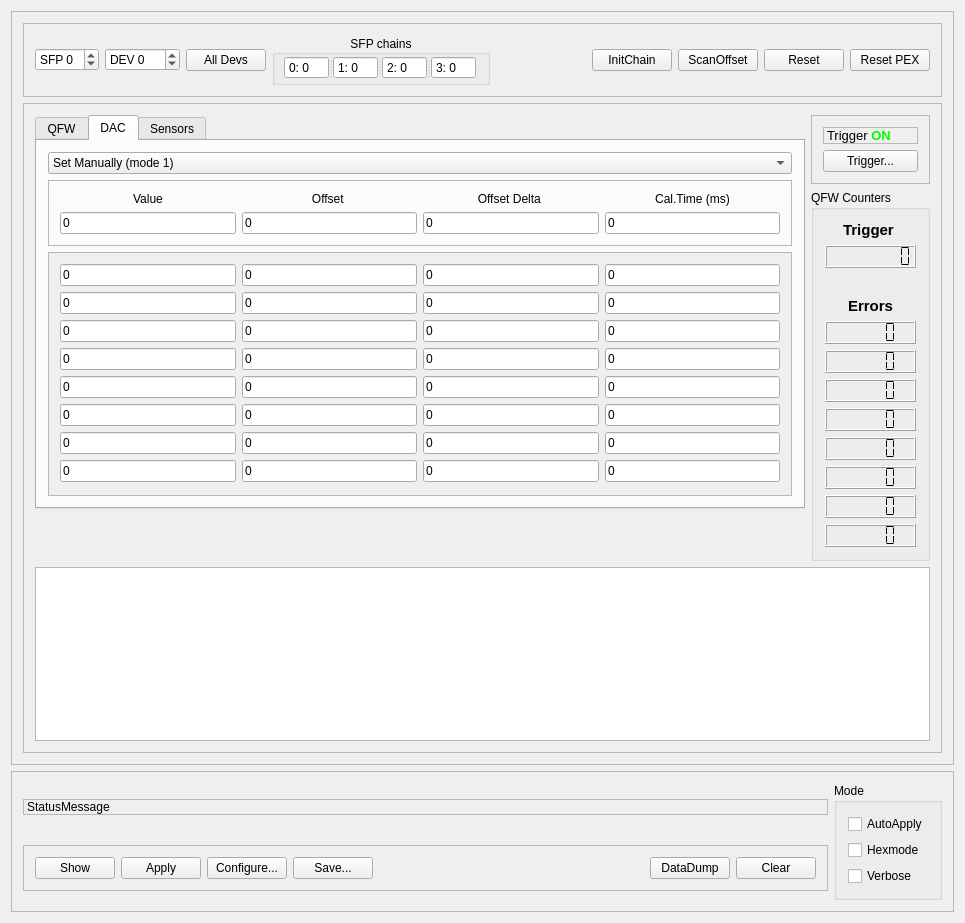
gsi-ee/drivers, file mbspex/gui/qt/poland/PolandGui.ui: the form before one commit.
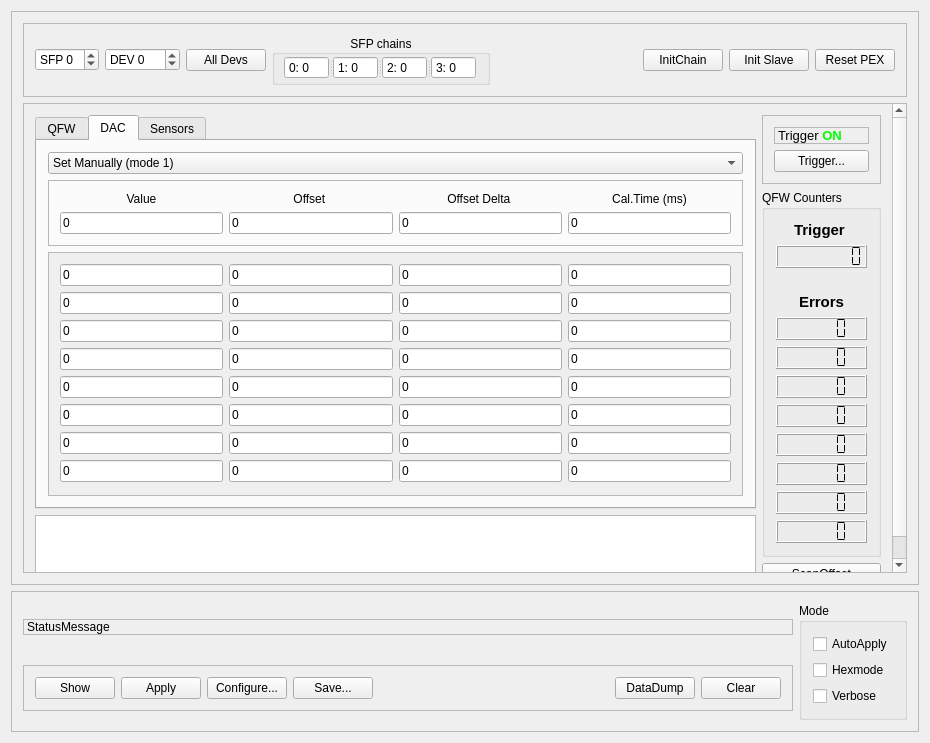
The form after the commit. The open tabs and pages were chosen to show the change.

Commit message: mbspex poland gui: small adjustments.

The edit to the form file:
```diff
--- a/mbspex/gui/qt/poland/PolandGui.ui
+++ b/mbspex/gui/qt/poland/PolandGui.ui
@@ -6,8 +6,8 @@
    <rect>
     <x>0</x>
     <y>0</y>
-    <width>965</width>
-    <height>923</height>
+    <width>930</width>
+    <height>743</height>
    </rect>
   </property>
   <property name="windowTitle">
@@ -24,8 +24,8 @@
        <rect>
         <x>0</x>
         <y>0</y>
-        <width>943</width>
-        <height>768</height>
+        <width>908</width>
+        <height>588</height>
        </rect>
       </property>
       <layout class="QGridLayout" name="gridLayout_12">
@@ -44,13 +44,13 @@
           <enum>QFrame::Raised</enum>
          </property>
          <layout class="QGridLayout" name="gridLayout_3">
-          <item row="0" column="7">
+          <item row="0" column="6">
            <widget class="QPushButton" name="ResetSlaveButton">
             <property name="toolTip">
              <string>&lt;html&gt;&lt;head/&gt;&lt;body&gt;&lt;p&gt;Reset logic on chosen POLAND device&lt;/p&gt;&lt;/body&gt;&lt;/html&gt;</string>
             </property>
             <property name="text">
-             <string>Reset</string>
+             <string>Init Slave</string>
             </property>
            </widget>
           </item>
@@ -99,7 +99,7 @@
             </property>
            </widget>
           </item>
-          <item row="0" column="8">
+          <item row="0" column="7">
            <widget class="QPushButton" name="ResetBoardButton">
             <property name="toolTip">
              <string>Reset sfp engine on pex board</string>
@@ -258,16 +258,6 @@
             </property>
            </widget>
           </item>
-          <item row="0" column="6">
-           <widget class="QPushButton" name="OffsetButton">
-            <property name="toolTip">
-             <string>&lt;html&gt;&lt;head/&gt;&lt;body&gt;&lt;p&gt;Trigger offset measurement at channel SFP and slave DEV as set in spinbox&lt;/p&gt;&lt;/body&gt;&lt;/html&gt;</string>
-            </property>
-            <property name="text">
-             <string>ScanOffset</string>
-            </property>
-           </widget>
-          </item>
          </layout>
          <zorder>SFPspinBox</zorder>
          <zorder>SlavespinBox</zorder>
@@ -290,8 +280,8 @@
            <rect>
             <x>0</x>
             <y>0</y>
-            <width>921</width>
-            <height>676</height>
+            <width>886</width>
+            <height>496</height>
            </rect>
           </property>
           <layout class="QGridLayout" name="gridLayout_15">
@@ -668,7 +658,7 @@
                    <rect>
                     <x>0</x>
                     <y>0</y>
-                    <width>754</width>
+                    <width>719</width>
                     <height>238</height>
                    </rect>
                   </property>
@@ -1480,7 +1470,7 @@
              </widget>
             </widget>
            </item>
-           <item row="0" column="1" rowspan="2">
+           <item row="0" column="1" rowspan="3">
             <layout class="QVBoxLayout" name="verticalLayout_5">
              <item>
               <widget class="QFrame" name="triggerframe">
@@ -1769,6 +1759,16 @@
                </layout>
               </widget>
              </item>
+             <item>
+              <widget class="QPushButton" name="OffsetButton">
+               <property name="toolTip">
+                <string>&lt;html&gt;&lt;head/&gt;&lt;body&gt;&lt;p&gt;Trigger offset measurement at channel SFP and slave DEV as set in spinbox&lt;/p&gt;&lt;/body&gt;&lt;/html&gt;</string>
+               </property>
+               <property name="text">
+                <string>ScanOffset</string>
+               </property>
+              </widget>
+             </item>
             </layout>
            </item>
            <item row="1" column="0">
@@ -1779,12 +1779,12 @@
              <property name="sizeHint" stdset="0">
               <size>
                <width>20</width>
-               <height>71</height>
+               <height>0</height>
               </size>
              </property>
             </spacer>
            </item>
-           <item row="2" column="0" colspan="2">
+           <item row="2" column="0">
             <widget class="QPlainTextEdit" name="TextOutput">
              <property name="font">
               <font>
@@ -1823,7 +1823,7 @@
        <rect>
         <x>0</x>
         <y>0</y>
-        <width>943</width>
+        <width>908</width>
         <height>123</height>
        </rect>
       </property>
```
Left out of the diff: 3 changed lines with no effect on the pictures. The commit also changes 3 other files.
